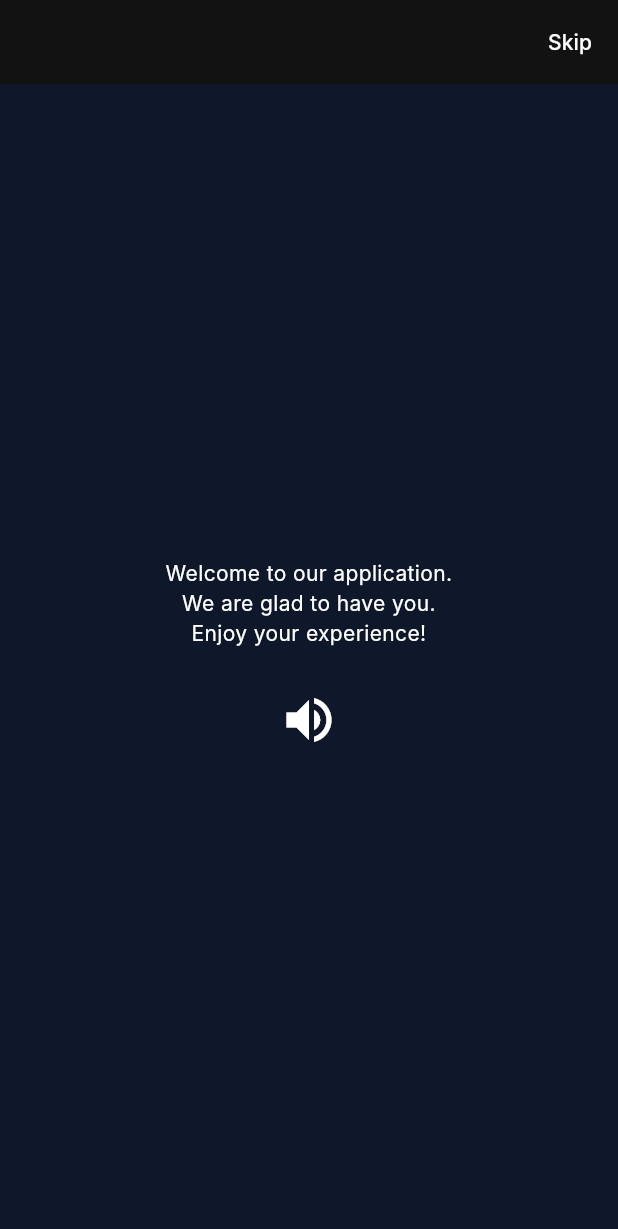
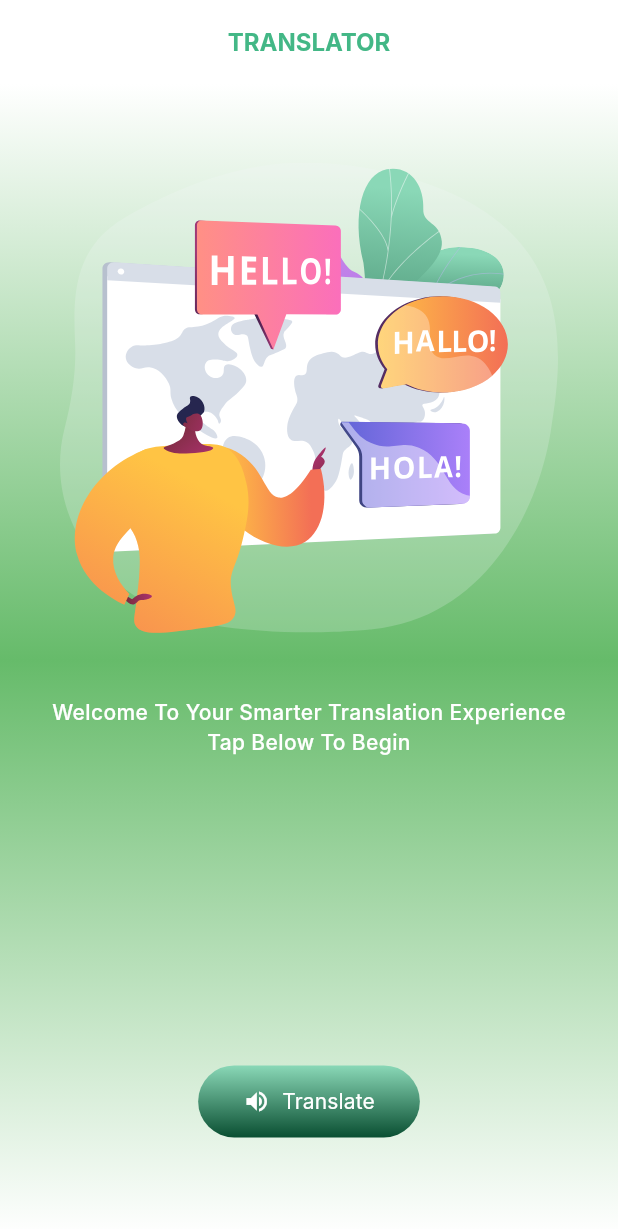
Before and after one commit to yudhisthira123/translation_ollama, a Flutter app: the WelcomeScreen screen opened directly, on a phone screen of 412 x 824 dp. Shown: the top 1229 px of the screen. Run offline on Flutter 3.47's test engine with Material 3 defaults, Android fonts, the phone set to English and light mode, and no system bars; our stand-ins replace connectivity_plus, flutter_svg, flutter_tts, speech_to_text; missing offline and left inert: ollama_dart; Roboto replaces fonts that are missing (Inter).

Commit message:
Added new launching screen.

```diff
--- a/lib/constants.dart
+++ b/lib/constants.dart
@@ -40,81 +40,107 @@ class AppStrings {
       'userId': 'User ID',
       'password': 'Password',
       'invalid': 'Invalid credentials',
-      'welcome': 'Welcome to our application.\nWe are glad to have you.\nEnjoy your experience!',
+      'welcome': 'Welcome To Your Smarter Translation Experience\nTap Below To Begin',
       'skip': 'Skip',
       'main': 'Main Screen',
+      'translator': 'Translator',
+      'translate': 'Translate'
     },
+
     'hi': {
       'login': 'लॉगिन',
       'userId': 'यूज़र आईडी',
       'password': 'पासवर्ड',
       'invalid': 'अमान्य विवरण',
-      'welcome': 'हमारे एप्लिकेशन में आपका स्वागत है।\nहमें खुशी है कि आप यहाँ हैं।\nअपने अनुभव का आनंद लें!',
+      'welcome': 'स्मार्ट अनुवाद के आपके अनुभव में आपका स्वागत है!\nशुरू करने के लिए नीचे टैप करें',
       'skip': 'स्किप करें',
       'main': 'मुख्य स्क्रीन',
+      'translator': 'अनुवादक',
+      'translate': 'अनुवाद करें'
     },
+
     'de': {
       'login': 'Anmelden',
       'userId': 'Benutzer-ID',
       'password': 'Passwort',
       'invalid': 'Ungültige Anmeldedaten',
-      'welcome': 'Willkommen in unserer Anwendung.\nWir freuen uns, dass Sie hier sind.\nViel Spaß!',
+      'welcome': 'Willkommen zu Ihrer intelligenteren Übersetzungserfahrung!\nTippen Sie unten, um zu beginnen',
       'skip': 'Überspringen',
       'main': 'Startbildschirm',
+      'translator': 'Übersetzer',
+      'translate': 'Übersetzen'
     },
+
     'es': {
       'login': 'Iniciar sesión',
       'userId': 'Usuario',
       'password': 'Contraseña',
       'invalid': 'Credenciales inválidas',
-      'welcome': 'Bienvenido a nuestra aplicación.\nNos alegra tenerte aquí.\n¡Disfruta!',
+      'welcome': 'Bienvenido a tu experiencia de traducción más inteligente\nToca abajo para comenzar',
       'skip': 'Saltar',
       'main': 'Pantalla principal',
+      'translator': 'Traductor',
+      'translate': 'Traducir'
     },
+
     'fr': {
       'login': 'Connexion',
       'userId': 'Identifiant',
       'password': 'Mot de passe',
       'invalid': 'Identifiants invalides',
-      'welcome': 'Bienvenue dans notre application.\nNous sommes heureux de vous avoir.\nProfitez!',
+      'welcome': 'Bienvenue dans votre expérience de traduction plus intelligente !\nAppuyez ci-dessous pour commencer',
       'skip': 'Passer',
       'main': 'Écran principal',
+      'translator': 'Traducteur',
+      'translate': 'Traduire'
     },
+
     'nl': {
       'login': 'Inloggen',
       'userId': 'Gebruikers-ID',
       'password': 'Wachtwoord',
       'invalid': 'Ongeldige gegevens',
-      'welcome': 'Welkom bij onze app.\nFijn dat je er bent.\nVeel plezier!',
+      'welcome': 'Welkom bij onze slimme vertaalervaring\nTik hieronder om te starten',
       'skip': 'Overslaan',
       'main': 'Hoofdscherm',
+      'translator': 'Vertaler',
+      'translate': 'Vertalen'
     },
+
     'ru': {
       'login': 'Войти',
       'userId': 'Имя пользователя',
       'password': 'Пароль',
       'invalid': 'Неверные данные',
-      'welcome': 'Добро пожаловать в наше приложение.\nМы рады вас видеть.\nНаслаждайтесь!',
+      'welcome': 'Добро пожаловать в мир интеллектуального перевода!\nНажмите ниже, чтобы начать',
       'skip': 'Пропустить',
       'main': 'Главный экран',
+      'translator': 'Переводчик',
+      'translate': 'Перевести'
     },
+
     'pt': {
       'login': 'Entrar',
       'userId': 'Usuário',
       'password': 'Senha',
       'invalid': 'Credenciais inválidas',
-      'welcome': 'Bem-vindo ao nosso aplicativo.\nEstamos felizes em tê-lo aqui.\nAproveite!',
+      'welcome': 'Bem-vindo à sua experiência de tradução mais inteligente!\nToque abaixo para começar',
       'skip': 'Pular',
       'main': 'Tela principal',
+      'translator': 'Tradutor',
+      'translate': 'Traduzir'
     },
+
     'ja': {
       'login': 'ログイン',
       'userId': 'ユーザーID',
       'password': 'パスワード',
       'invalid': '無効な認証情報',
-      'welcome': '私たちのアプリへようこそ。\nご利用いただきありがとうございます。\nお楽しみください！',
+      'welcome': 'よりスマートな翻訳体験へようこそ\n開始するには以下をタップしてください',
       'skip': 'スキップ',
       'main': 'メイン画面',
+      'translator': '翻訳者',
+      'translate': '翻訳する'
     },
   };
 
--- a/lib/screens/welcome_screen.dart
+++ b/lib/screens/welcome_screen.dart
@@ -1,4 +1,86 @@
+// import 'package:flutter/material.dart';
+// import 'package:flutter_tts/flutter_tts.dart';
+// import 'package:translation/screens/translation_screen.dart';
+//
+// import '../constants.dart';
+//
+// class WelcomeScreen extends StatefulWidget {
+//   const WelcomeScreen({super.key});
+//
+//   @override
+//   State<WelcomeScreen> createState() => _WelcomeScreenState();
+// }
+//
+// class _WelcomeScreenState extends State<WelcomeScreen> {
+//   final FlutterTts tts = FlutterTts();
+//
+//   final Map<String, String> ttsLang = {
+//     'en': 'en-US',
+//     'hi': 'hi-IN',
+//     'de': 'de-DE',
+//     'es': 'es-ES',
+//     'fr': 'fr-FR',
+//     'nl': 'nl-NL',
+//     'ru': 'ru-RU',
+//     'pt': 'pt-PT',
+//     'ja': 'ja-JP',
+//   };
+//
+//   Future speak() async {
+//     String lang = Localizations.localeOf(context).languageCode;
+//
+//     await tts.setLanguage(ttsLang[lang] ?? 'en-US');
+//     await tts.speak(AppStrings.get(context, 'welcome'));
+//
+//     tts.setCompletionHandler(() {
+//       goNext();
+//     });
+//   }
+//
+//   void goNext() {
+//     Navigator.pushReplacement(
+//       context,
+//       MaterialPageRoute(builder: (_) => TranslationScreen()),
+//     );
+//   }
+//
+//   @override
+//   Widget build(BuildContext context) {
+//     final text = AppStrings.get(context, 'welcome');
+//
+//     return Scaffold(
+//       appBar: AppBar(
+//         actions: [
+//           TextButton(
+//             onPressed: goNext,
+//             child: Text(
+//               AppStrings.get(context, 'skip'),
+//               style: const TextStyle(color: Colors.white),
+//             ),
+//           ),
+//         ],
+//       ),
+//       body: Center(
+//         child: Padding(
+//           padding: const EdgeInsets.all(20),
+//           child: Column(
+//             mainAxisAlignment: MainAxisAlignment.center,
+//             children: [
+//               Text(text, textAlign: TextAlign.center),
+//               const SizedBox(height: 20),
+//               IconButton(
+//                 icon: const Icon(Icons.volume_up, size: 40),
+//                 onPressed: speak,
+//               ),
+//             ],
+//           ),
+//         ),
+//       ),
+//     );
+//   }
+// }
 import 'package:flutter/material.dart';
+import 'package:flutter_svg/svg.dart';
 import 'package:flutter_tts/flutter_tts.dart';
 import 'package:translation/screens/translation_screen.dart';
 
@@ -12,6 +94,7 @@ class WelcomeScreen extends StatefulWidget {
 }
 
 class _WelcomeScreenState extends State<WelcomeScreen> {
+
   final FlutterTts tts = FlutterTts();
 
   final Map<String, String> ttsLang = {
@@ -50,27 +133,106 @@ class _WelcomeScreenState extends State<WelcomeScreen> {
 
     return Scaffold(
       appBar: AppBar(
-        actions: [
-          TextButton(
-            onPressed: goNext,
-            child: Text(
-              AppStrings.get(context, 'skip'),
-              style: const TextStyle(color: Colors.white),
-            ),
+        title: Text(
+            AppStrings.get(context, 'translator').toUpperCase(),
+          style: TextStyle(
+              color: Color(0xFF43B786),
+            fontWeight: FontWeight.w700,
+            fontSize: 16
           ),
-        ],
+        ),
+        centerTitle: true,
+        backgroundColor: Colors.white,
       ),
-      body: Center(
-        child: Padding(
-          padding: const EdgeInsets.all(20),
+      body: Container(
+        width: double.infinity,
+        height: double.infinity,
+
+        decoration: const BoxDecoration(
+          gradient: LinearGradient(
+            colors: [
+              Color(0xFFFFFFFF),
+              Color(0xFF66BB6A),
+              Color(0xFFFFFFFF),
+            ],
+            stops: [0.0, 0.5, 1.0],
+            begin: Alignment.topCenter,
+            end: Alignment.bottomCenter,
+          ),
+        ),
+
+        child: SafeArea(
           child: Column(
-            mainAxisAlignment: MainAxisAlignment.center,
             children: [
-              Text(text, textAlign: TextAlign.center),
+
+              const SizedBox(height: 30),
+
+              Expanded(
+                flex: 4,
+                child: Padding(
+                  padding: const EdgeInsets.symmetric(horizontal: 20),
+                  child: SvgPicture.asset(
+                    "assets/images/welcome_page_image.svg",
+                    fit: BoxFit.contain,
+                  ),
+                ),
+              ),
+
               const SizedBox(height: 20),
-              IconButton(
-                icon: const Icon(Icons.volume_up, size: 40),
-                onPressed: speak,
+
+              Expanded(
+                flex: 2,
+                child: Padding(
+                  padding: const EdgeInsets.symmetric(horizontal: 10.0),
+                  child: Text(
+                    text,
+                    textAlign: TextAlign.center,
+                    style: TextStyle(
+                      color: Colors.white,
+                      fontSize: 14,
+                      fontWeight: FontWeight.w500
+                    ),
+                  ),
+                ),
+              ),
+
+              // 🚀 BUTTON
+              Expanded(
+                flex: 2,
+                child: Center(
+                  child: Container(
+                    decoration: BoxDecoration(
+                      gradient: const LinearGradient(
+                        colors: [
+                          Color(0xFF8AD8B7),
+                          Color(0xFF0A4F32),
+                        ],
+                        begin: Alignment.topLeft,
+                        end: Alignment.bottomLeft,
+                      ),
+                      borderRadius: BorderRadius.circular(50),
+                    ),
+                    child: ElevatedButton.icon(
+                      onPressed: speak,
+                      icon: const Icon(Icons.volume_up, color: Colors.white),
+                      label: Text(
+                        AppStrings.get(context, 'translate'),
+                        style: TextStyle(color: Colors.white,fontWeight: FontWeight.w400),
+                      ),
+                      style: ElevatedButton.styleFrom(
+                        backgroundColor: Colors.transparent,
+                        shadowColor: Colors.transparent,
+                        padding: const EdgeInsets.symmetric(
+                          horizontal: 30,
+                          vertical: 14,
+                        ),
+                        shape: RoundedRectangleBorder(
+                          borderRadius: BorderRadius.circular(30),
+                        ),
+                      ),
+                    ),
+                  )
+                ),
               ),
             ],
           ),
--- a/pubspec.yaml
+++ b/pubspec.yaml
@@ -44,6 +44,7 @@ dependencies:
   http: ^1.6.0
   intl: ^0.20.2
   connectivity_plus: ^5.0.2
+  flutter_svg: ^2.0.10
 
 dev_dependencies:
   flutter_test:
@@ -68,8 +69,8 @@ flutter:
   uses-material-design: true
 
   # To add assets to your application, add an assets section, like this:
-  # assets:
-  #   - images/a_dot_burr.jpeg
+  assets:
+    - assets/images/
   #   - images/a_dot_ham.jpeg
 
   # An image asset can refer to one or more resolution-specific "variants", see
```
Also changed, not shown: assets/images/welcome_page_image.svg (added).
